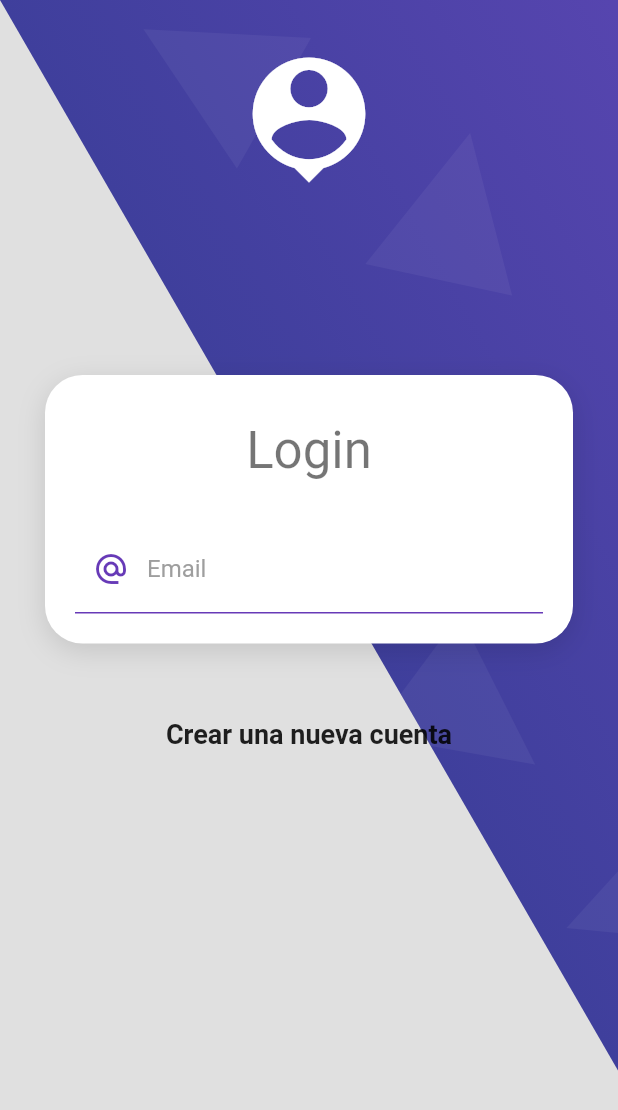
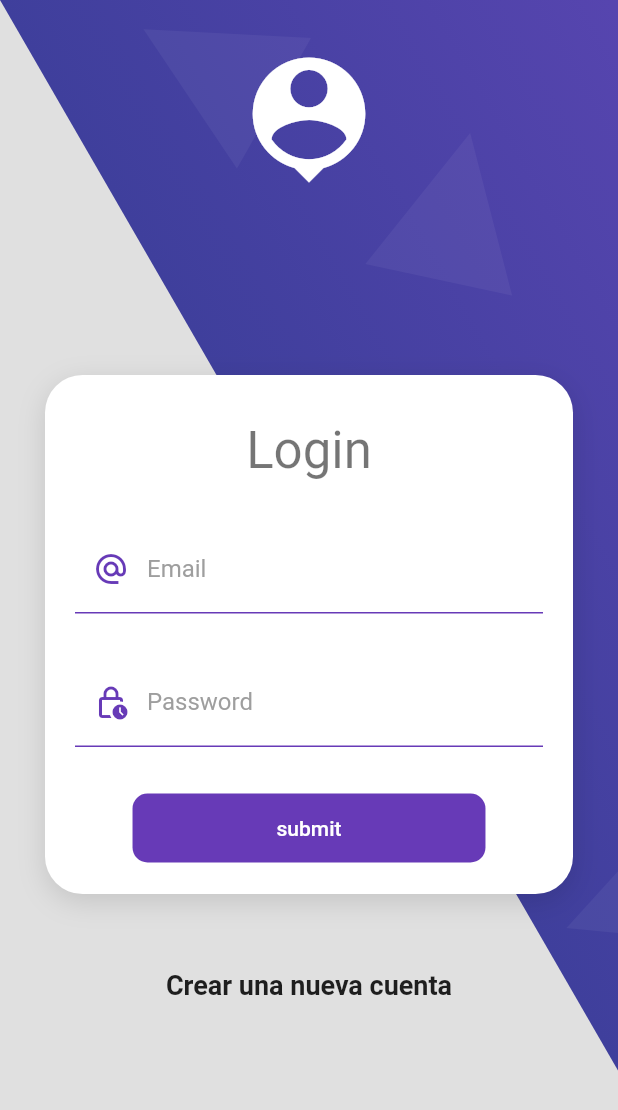
Before and after one commit to Alejandro-Junquera/fl_almagest, a Flutter app: the screen it shows after launch, on a phone screen of 412 x 824 dp. Shown: the top 1110 px of the screen. Run offline on Flutter 3.47's test engine with Material 2 defaults, Android fonts, the phone set to English and light mode, and no system bars.

Commit message:
Cambios formulario

```diff
--- a/lib/screens/login_screen.dart
+++ b/lib/screens/login_screen.dart
@@ -1,5 +1,7 @@
 import 'package:fl_almagest/widgets/widgets.dart';
 import 'package:flutter/material.dart';
+
+import '../ui/input_decorations.dart';
 
 class LoginScreen extends StatelessWidget {
   const LoginScreen({Key? key}) : super(key: key);
@@ -20,15 +22,16 @@ class LoginScreen extends StatelessWidget {
                   ),
                   Text('Login', style: Theme.of(context).textTheme.headline4),
                   const SizedBox(height: 30),
-                  _LoginForm(),
+                  const _LoginForm(),
                 ],
               ),
             ),
-            SizedBox(height: 50),
-            Text(
+            const SizedBox(height: 50),
+            const Text(
               'Crear una nueva cuenta',
               style: TextStyle(fontSize: 18, fontWeight: FontWeight.bold),
-            )
+            ),
+            const SizedBox(height: 50)
           ],
         ),
       )),
@@ -45,22 +48,39 @@ class _LoginForm extends StatelessWidget {
       child: Form(
         child: Column(
           children: [
-            TextField(
-              autocorrect: false,
-              keyboardType: TextInputType.emailAddress,
-              decoration: InputDecoration(
-                  enabledBorder: UnderlineInputBorder(
-                    borderSide: BorderSide(color: Colors.deepPurple),
-                  ),
-                  focusedBorder: UnderlineInputBorder(
-                    borderSide: BorderSide(color: Colors.deepPurple, width: 2),
-                  ),
-                  hintText: 'Pepi.to@gmail.com',
+            TextFormField(
+                autocorrect: false,
+                keyboardType: TextInputType.emailAddress,
+                decoration: InputDecorations.authInputDecoration(
+                  hinText: 'Pepi.to@gmail.com',
                   labelText: 'Email',
-                  labelStyle: TextStyle(color: Colors.grey),
-                  prefixIcon: Icon(Icons.alternate_email_sharp,
-                      color: Colors.deepPurple)),
-            )
+                  prefixIcon: Icons.alternate_email_sharp,
+                )),
+            const SizedBox(height: 30),
+            TextFormField(
+                autocorrect: false,
+                obscureText: true,
+                keyboardType: TextInputType.emailAddress,
+                decoration: InputDecorations.authInputDecoration(
+                    hinText: '*******',
+                    labelText: 'Password',
+                    prefixIcon: Icons.lock_clock_outlined)),
+            const SizedBox(height: 30),
+            MaterialButton(
+              shape: RoundedRectangleBorder(
+                  borderRadius: BorderRadius.circular(10)),
+              disabledColor: Colors.grey,
+              elevation: 0,
+              color: Colors.deepPurple,
+              child: Container(
+                padding: EdgeInsets.symmetric(horizontal: 80, vertical: 15),
+                child: const Text(
+                  'submit',
+                  style: TextStyle(color: Colors.white),
+                ),
+              ),
+              onPressed: () {},
+            ),
           ],
         ),
       ),
--- a/lib/ui/input_decorations.dart
+++ b/lib/ui/input_decorations.dart
@@ -0,0 +1,23 @@
+import 'package:flutter/material.dart';
+
+class InputDecorations {
+  static InputDecoration authInputDecoration({
+    required String hinText,
+    required String labelText,
+    IconData? prefixIcon,
+  }) {
+    return InputDecoration(
+        enabledBorder: const UnderlineInputBorder(
+          borderSide: BorderSide(color: Colors.deepPurple),
+        ),
+        focusedBorder: const UnderlineInputBorder(
+          borderSide: BorderSide(color: Colors.deepPurple, width: 2),
+        ),
+        hintText: hinText,
+        labelText: labelText,
+        labelStyle: const TextStyle(color: Colors.grey),
+        prefixIcon: prefixIcon != null
+            ? Icon(prefixIcon, color: Colors.deepPurple)
+            : null);
+  }
+}
```
